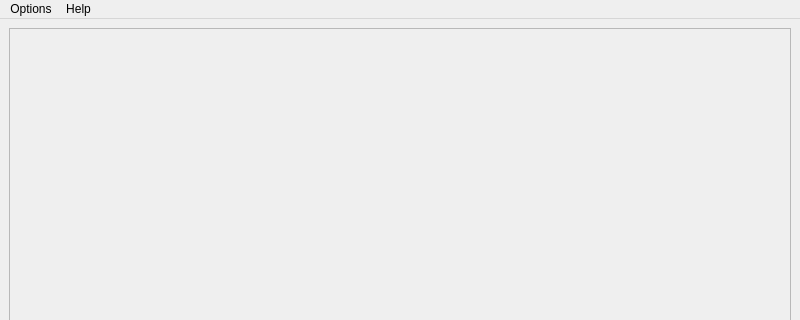
Qt form src/dread_mod_loader/gui/ui_files/main_window.ui (MayberryZoom/dread-mod-loader) before a commit; both pictures show x 0 to 800 and y 0 to 320 of the 800 by 600 pixel window.
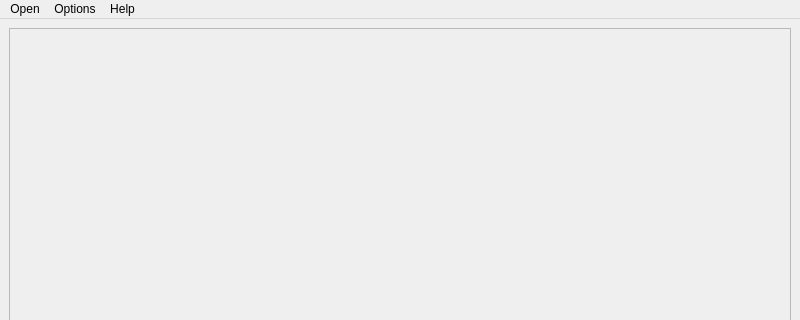
The same form after that commit.

Commit message: Add menu action for opening the mods directory

The edit to the form file:
```diff
--- a/src/dread_mod_loader/gui/ui_files/main_window.ui
+++ b/src/dread_mod_loader/gui/ui_files/main_window.ui
@@ -92,6 +92,13 @@
     <addaction name="general_help_action"/>
     <addaction name="developer_help_action"/>
    </widget>
+   <widget class="QMenu" name="open_menu">
+    <property name="title">
+     <string>Open</string>
+    </property>
+    <addaction name="mods_dir_action"/>
+   </widget>
+   <addaction name="open_menu"/>
    <addaction name="options_menu"/>
    <addaction name="help_menu"/>
   </widget>
```
Left out of the diff: 22 changed lines with no effect on the pictures. The commit also changes 1 other file.
